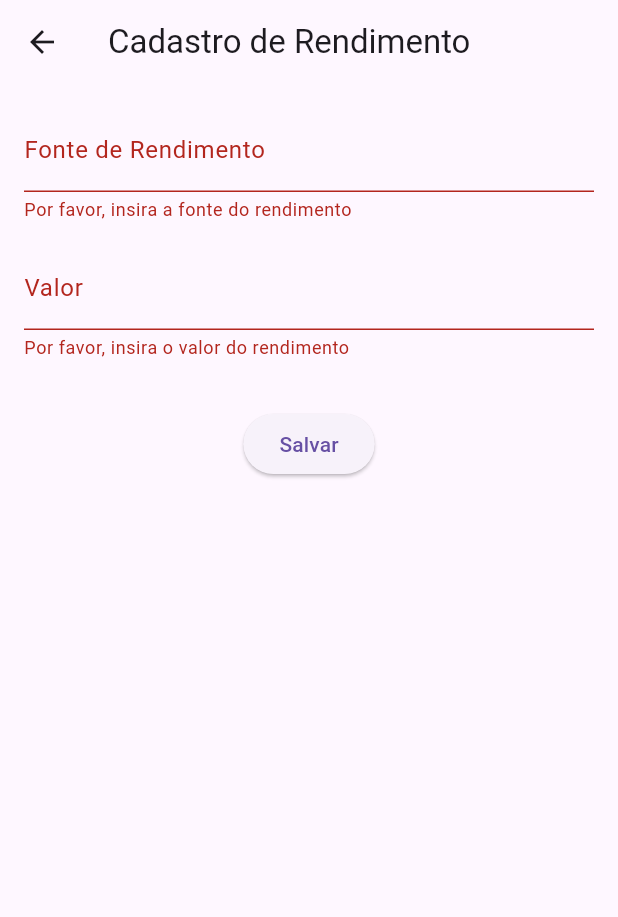
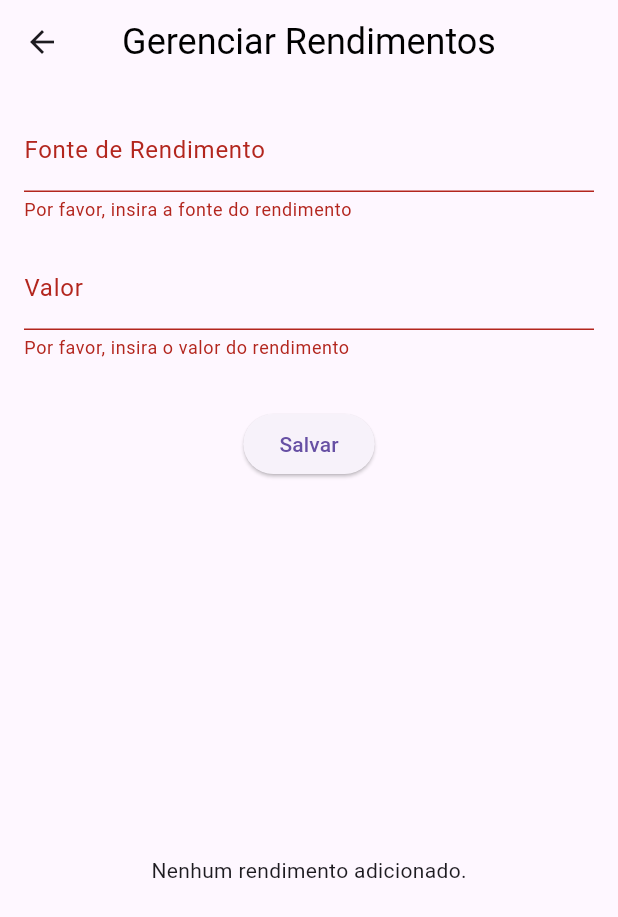
Before and after one commit to Redoze/ESSI3-2024.1, a Flutter app: the RendimentoPage screen opened by its route, after a tap on "Salvar", on a phone screen of 412 x 824 dp. Shown: the top 917 px of the screen. Run offline on Flutter 3.47's test engine with Material 3 defaults, Android fonts, the phone set to English and light mode, and no system bars; our stand-ins replace shared_preferences; accounts and stored records are empty.

Commit message:
att rendimento

```diff
--- a/lib/pages/home_page.dart
+++ b/lib/pages/home_page.dart
@@ -69,7 +69,7 @@ class _HomePageState extends State<HomePage> {
             ),
             ListTile(
               leading: Icon(Icons.add),
-              title: Text('Adicionar Rendimentos'),
+              title: Text('Gerenciar Rendimentos'),
               onTap: () {
                 Navigator.pushNamed(context, '/rendimento');
               },
--- a/lib/pages/rendimento_page.dart
+++ b/lib/pages/rendimento_page.dart
@@ -1,4 +1,6 @@
 import 'package:flutter/material.dart';
+import 'package:shared_preferences/shared_preferences.dart';
+import 'dart:convert'; // Para converter os dados para JSON
 
 class RendimentoPage extends StatefulWidget {
   @override
@@ -9,26 +11,79 @@ class _RendimentoPageState extends State<RendimentoPage> {
   final _formKey = GlobalKey<FormState>();
   final TextEditingController _valorController = TextEditingController();
   final TextEditingController _novaFonteController = TextEditingController();
-  String? fonteSelecionada;
-  Map<String, dynamic>? rendimentoEditando;
+
+  List<Map<String, dynamic>> rendimentos = [];
 
   @override
-  void didChangeDependencies() {
-    super.didChangeDependencies();
-    final Map<String, dynamic>? args = ModalRoute.of(context)?.settings.arguments as Map<String, dynamic>?;
-    if (args != null) {
-      rendimentoEditando = args;
-      fonteSelecionada = args['fonte'];
-      _novaFonteController.text = args['fonte'];
-      _valorController.text = args['valor'].toString();
+  void initState() {
+    super.initState();
+    _carregarRendimentos(); // Carregar os rendimentos quando a tela for aberta
+  }
+
+  // Método para carregar rendimentos salvos
+  Future<void> _carregarRendimentos() async {
+    final prefs = await SharedPreferences.getInstance();
+    String? rendimentosString = prefs.getString('rendimentos');
+
+    if (rendimentosString != null) {
+      setState(() {
+        rendimentos = List<Map<String, dynamic>>.from(json.decode(rendimentosString));
+      });
     }
+  }
+
+  // Método para salvar rendimentos
+  Future<void> _salvarRendimentos() async {
+    final prefs = await SharedPreferences.getInstance();
+    String rendimentosString = json.encode(rendimentos);
+    await prefs.setString('rendimentos', rendimentosString);
+  }
+
+  // Método para adicionar ou editar um rendimento
+  void _adicionarOuEditarRendimento() {
+    if (_formKey.currentState!.validate()) {
+      String fonte = _novaFonteController.text;
+      double valor = double.parse(_valorController.text);
+
+      setState(() {
+        // Adicionar o rendimento à lista
+        rendimentos.add({'fonte': fonte, 'valor': valor});
+      });
+
+      _salvarRendimentos(); // Salvar rendimentos sempre que houver alteração
+
+      _valorController.clear();
+      _novaFonteController.clear();
+      ScaffoldMessenger.of(context).showSnackBar(
+        SnackBar(content: Text('Rendimento adicionado!')),
+      );
+    }
+  }
+
+  // Método para remover um rendimento
+  void _removerRendimento(int index) {
+    setState(() {
+      rendimentos.removeAt(index);
+    });
+    _salvarRendimentos(); // Salvar os rendimentos atualizados
+    ScaffoldMessenger.of(context).showSnackBar(
+      SnackBar(content: Text('Rendimento removido!')),
+    );
   }
 
   @override
   Widget build(BuildContext context) {
     return Scaffold(
       appBar: AppBar(
-        title: Text(rendimentoEditando == null ? 'Cadastro de Rendimento' : 'Editar Rendimento'),
+        title: Text('Gerenciar Rendimentos',
+          textAlign: TextAlign.center,
+          style: TextStyle(
+            fontSize: 24,
+            // fontWeight: FontWeight.bold,
+            color: const Color.fromARGB(255, 0, 0, 0),
+          ),
+        ),
+        centerTitle: true, // Centraliza o título na AppBar
       ),
       body: Padding(
         padding: const EdgeInsets.all(16.0),
@@ -69,37 +124,36 @@ class _RendimentoPageState extends State<RendimentoPage> {
                   ),
                   SizedBox(height: 32),
                   ElevatedButton(
-                    onPressed: () {
-                      if (_formKey.currentState!.validate()) {
-                        setState(() {
-                          String fonte = _novaFonteController.text;
-                          double valor = double.parse(_valorController.text);
-
-                          if (rendimentoEditando != null) {
-                            // Editar rendimento existente
-                            rendimentoEditando!['fonte'] = fonte;
-                            rendimentoEditando!['valor'] = valor;
-                          } else {
-                            // Adicionar novo rendimento
-                            rendimentoEditando = {'fonte': fonte, 'valor': valor};
-                          }
-                        });
-
-                        _valorController.clear();
-                        _novaFonteController.clear();
-                        fonteSelecionada = null;
-
-                        Navigator.pop(context, [rendimentoEditando]);
-
-                        ScaffoldMessenger.of(context).showSnackBar(
-                          SnackBar(content: Text(rendimentoEditando == null ? 'Rendimento cadastrado!' : 'Rendimento atualizado!')),
-                        );
-                      }
-                    },
-                    child: Text(rendimentoEditando == null ? 'Salvar' : 'Atualizar'),
+                    onPressed: _adicionarOuEditarRendimento,
+                    child: Text('Salvar'),
                   ),
                 ],
               ),
+            ),
+            SizedBox(height: 32),
+            // Lista de rendimentos
+            Expanded(
+              child: rendimentos.isEmpty
+                  ? Center(
+                      child: Text('Nenhum rendimento adicionado.'),
+                    )
+                  : ListView.builder(
+                      itemCount: rendimentos.length,
+                      itemBuilder: (context, index) {
+                        final rendimento = rendimentos[index];
+                        return Card(
+                          margin: EdgeInsets.symmetric(vertical: 8),
+                          child: ListTile(
+                            title: Text(rendimento['fonte']),
+                            subtitle: Text('Valor: R\$ ${rendimento['valor'].toStringAsFixed(2)}'),
+                            trailing: IconButton(
+                              icon: Icon(Icons.delete),
+                              onPressed: () => _removerRendimento(index),
+                            ),
+                          ),
+                        );
+                      },
+                    ),
             ),
           ],
         ),
```
